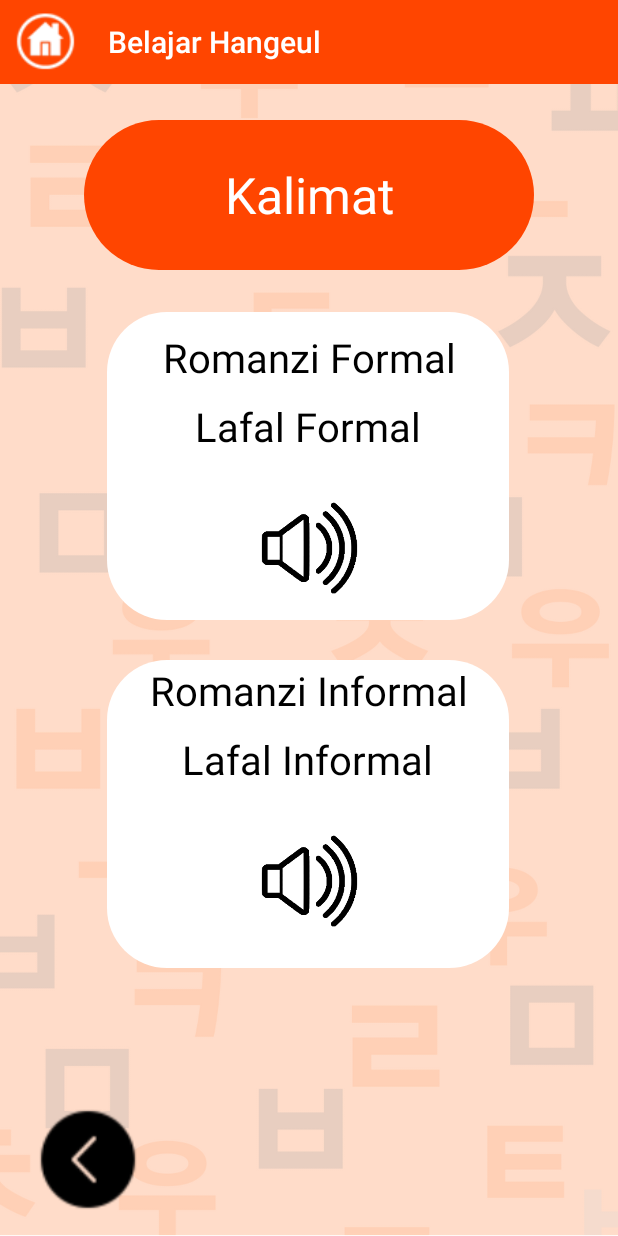
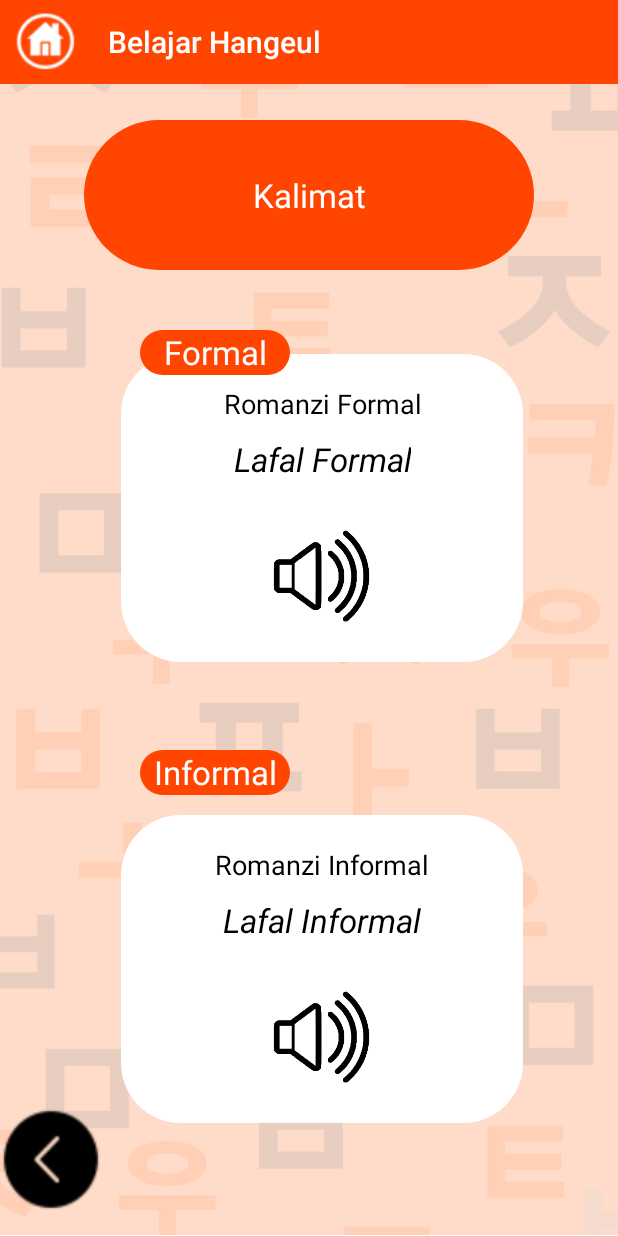
Before and after one commit to wirdakurnia/Deteksi-Hangeul, an Android app: the fragment FragmentSoundKalimat placed in its activity, on a phone screen of 412 x 824 dp. Run offline under Robolectric (Android 15) with nearby library versions, the phone set to English and light mode, and no system bars; our stand-ins replace Firebase (no records; nobody signed in at launch, a user with empty details on screens opened directly); 1 statement that could not run was skipped.

Commit message:
xml percakapan dasar dan alur menulis

```diff
--- a/app/src/main/res/layout/fragment_sound_kalimat.xml
+++ b/app/src/main/res/layout/fragment_sound_kalimat.xml
@@ -15,6 +15,7 @@
         android:background="?attr/colorPrimary"
         android:minHeight="?attr/actionBarSize"
         app:layout_constraintEnd_toEndOf="parent"
+        app:layout_constraintHorizontal_bias="0.0"
         app:layout_constraintStart_toStartOf="parent"
         app:layout_constraintTop_toTopOf="parent"
         app:titleTextColor="@android:color/white"></androidx.appcompat.widget.Toolbar>
@@ -27,7 +28,7 @@
         android:background="@drawable/back"
         app:layout_constraintBottom_toBottomOf="parent"
         app:layout_constraintEnd_toEndOf="parent"
-        app:layout_constraintHorizontal_bias="0.071"
+        app:layout_constraintHorizontal_bias="0.0"
         app:layout_constraintStart_toStartOf="parent" />
 
     <LinearLayout
@@ -48,99 +49,135 @@
             android:gravity="center"
             android:text="Kalimat"
             android:textColor="@color/white"
-            android:textSize="15pt" />
+            android:textSize="10pt" />
     </LinearLayout>
 
     <LinearLayout
+        android:id="@+id/layout"
+        android:layout_width="100dp"
+        android:layout_height="30dp"
+        android:layout_marginTop="220dp"
+        android:background="@drawable/button_pilih"
+        app:layout_constraintEnd_toEndOf="parent"
+        app:layout_constraintHorizontal_bias="0.3"
+        app:layout_constraintStart_toStartOf="parent"
+        app:layout_constraintTop_toTopOf="parent">
+
+        <TextView
+            android:id="@+id/txtFormalNama"
+            android:layout_width="match_parent"
+            android:layout_height="match_parent"
+            android:gravity="center"
+            android:text="Formal"
+            android:textColor="@color/white"
+            android:textSize="10pt" />
+    </LinearLayout>
+
+    <LinearLayout
+        android:id="@+id/layout2"
+        android:layout_width="100dp"
+        android:layout_height="30dp"
+        android:layout_marginTop="500dp"
+        android:background="@drawable/button_pilih"
+        app:layout_constraintEnd_toEndOf="parent"
+        app:layout_constraintHorizontal_bias="0.3"
+        app:layout_constraintStart_toStartOf="parent"
+        app:layout_constraintTop_toTopOf="parent">
+
+        <TextView
+            android:id="@+id/txtInformalNama"
+            android:layout_width="match_parent"
+            android:layout_height="match_parent"
+            android:gravity="center"
+            android:text="Informal"
+            android:textColor="@color/white"
+            android:textSize="10pt" />
+    </LinearLayout>
+
+    <LinearLayout
+        android:id="@+id/linearLayout3"
         android:layout_width="268dp"
         android:layout_height="205dp"
-        android:layout_marginTop="440dp"
         android:background="@drawable/kotak_putih"
         android:elevation="-5dp"
+        android:gravity="center"
+        android:orientation="vertical"
+        app:layout_constraintBottom_toBottomOf="parent"
         app:layout_constraintEnd_toEndOf="parent"
-        app:layout_constraintHorizontal_bias="0.496"
+        app:layout_constraintHorizontal_bias="0.559"
         app:layout_constraintStart_toStartOf="parent"
-        app:layout_constraintTop_toTopOf="parent"></LinearLayout>
+        app:layout_constraintTop_toBottomOf="@+id/linearLayout4"
+        app:layout_constraintVertical_bias="0.576">
+
+        <TextView
+            android:id="@+id/txtInformal"
+            android:layout_width="wrap_content"
+            android:layout_height="wrap_content"
+            android:text="Romanzi Informal"
+            android:textAlignment="center"
+            android:textColor="@color/black"
+            android:textSize="8pt" />
+
+        <TextView
+            android:id="@+id/txtLafalInformal"
+            android:layout_width="wrap_content"
+            android:layout_height="wrap_content"
+            android:layout_marginTop="10dp"
+            android:textStyle="italic"
+            android:text="Lafal Informal"
+            android:textAlignment="center"
+            android:textColor="@color/black"
+            android:textSize="10pt" />
+
+        <ImageButton
+            android:id="@+id/btnSoundInformal"
+            android:layout_width="70dp"
+            android:layout_height="70dp"
+            android:layout_marginTop="30dp"
+            android:background="@drawable/sound" />
+
+    </LinearLayout>
+
+    <LinearLayout
+        android:id="@+id/linearLayout4"
+        android:layout_width="268dp"
+        android:layout_height="205dp"
+        android:layout_marginTop="236dp"
+        android:background="@drawable/kotak_putih"
+        android:elevation="-5dp"
+        android:gravity="center"
+        android:orientation="vertical"
+        app:layout_constraintEnd_toEndOf="parent"
+        app:layout_constraintHorizontal_bias="0.559"
+        app:layout_constraintStart_toStartOf="parent"
+        app:layout_constraintTop_toTopOf="parent">
 
         <TextView
             android:id="@+id/txtFormal"
             android:layout_width="wrap_content"
             android:layout_height="wrap_content"
-        android:layout_marginTop="40dp"
             android:text="Romanzi Formal"
-        android:textSize="12pt"
+            android:textAlignment="center"
             android:textColor="@color/black"
-        app:layout_constraintEnd_toEndOf="parent"
-        app:layout_constraintStart_toStartOf="parent"
-        app:layout_constraintTop_toBottomOf="@+id/ln" />
+            android:textSize="8pt" />
 
         <TextView
             android:id="@+id/txtLafalFormal"
             android:layout_width="wrap_content"
             android:layout_height="wrap_content"
             android:layout_marginTop="10dp"
+            android:textStyle="italic"
             android:text="Lafal Formal"
-        android:textSize="12pt"
+            android:textAlignment="center"
             android:textColor="@color/black"
-        app:layout_constraintEnd_toEndOf="parent"
-        app:layout_constraintHorizontal_bias="0.497"
-        app:layout_constraintStart_toStartOf="parent"
-        app:layout_constraintTop_toBottomOf="@+id/txtFormal" />
+            android:textSize="10pt" />
 
         <ImageButton
             android:id="@+id/btnSoundFormal"
             android:layout_width="70dp"
             android:layout_height="70dp"
             android:layout_marginTop="30dp"
-        android:background="@drawable/sound"
-        app:layout_constraintEnd_toEndOf="parent"
-        app:layout_constraintStart_toStartOf="parent"
-        app:layout_constraintTop_toBottomOf="@+id/txtLafalFormal" />
-
-    <LinearLayout
-        android:layout_width="268dp"
-        android:layout_height="205dp"
-        android:layout_marginTop="208dp"
-        android:background="@drawable/kotak_putih"
-        android:elevation="-5dp"
-        app:layout_constraintEnd_toEndOf="parent"
-        app:layout_constraintHorizontal_bias="0.496"
-        app:layout_constraintStart_toStartOf="parent"
-        app:layout_constraintTop_toTopOf="parent"></LinearLayout>
-
-    <TextView
-        android:id="@+id/txtInformal"
-        android:layout_width="wrap_content"
-        android:layout_height="wrap_content"
-        android:layout_marginTop="40dp"
-        android:text="Romanzi Informal"
-        android:textSize="12pt"
-        android:textColor="@color/black"
-        app:layout_constraintEnd_toEndOf="parent"
-        app:layout_constraintStart_toStartOf="parent"
-        app:layout_constraintTop_toBottomOf="@+id/btnSoundFormal" />
-
-    <TextView
-        android:id="@+id/txtLafalInformal"
-        android:layout_width="wrap_content"
-        android:layout_height="wrap_content"
-        android:layout_marginTop="10dp"
-        android:text="Lafal Informal"
-        android:textSize="12pt"
-        android:textColor="@color/black"
-        app:layout_constraintEnd_toEndOf="parent"
-        app:layout_constraintHorizontal_bias="0.497"
-        app:layout_constraintStart_toStartOf="parent"
-        app:layout_constraintTop_toBottomOf="@+id/txtInformal" />
-
-    <ImageButton
-        android:id="@+id/btnSoundInformal"
-        android:layout_width="70dp"
-        android:layout_height="70dp"
-        android:layout_marginTop="30dp"
-        android:background="@drawable/sound"
-        app:layout_constraintEnd_toEndOf="parent"
-        app:layout_constraintStart_toStartOf="parent"
-        app:layout_constraintTop_toBottomOf="@+id/txtLafalInformal" />
+            android:background="@drawable/sound" />
+    </LinearLayout>
 
 </androidx.constraintlayout.widget.ConstraintLayout>
--- a/app/src/main/res/layout/fragment_tulis_hangul.xml
+++ b/app/src/main/res/layout/fragment_tulis_hangul.xml
@@ -51,15 +51,6 @@
             android:textSize="11pt" />
     </LinearLayout>
 
-    <ImageView
-        android:id="@+id/img_alur"
-        android:layout_width="90dp"
-        android:layout_height="60dp"
-        android:translationZ="10dp"
-        android:layout_marginStart="40dp"
-        app:layout_constraintStart_toStartOf="@+id/linearLayout2"
-        app:layout_constraintTop_toBottomOf="@+id/ln"></ImageView>
-
     <LinearLayout
         android:id="@+id/linearLayout2"
         android:layout_width="match_parent"
@@ -70,8 +61,8 @@
         android:paddingRight="10dp"
         android:paddingBottom="16dp"
         android:weightSum="1"
-        tools:layout_editor_absoluteX="0dp"
-        tools:layout_editor_absoluteY="-83dp">
+        tools:layout_editor_absoluteX="182dp"
+        tools:layout_editor_absoluteY="0dp">
 
         <RelativeLayout
             android:id="@+id/paintViewLayout"
@@ -79,6 +70,14 @@
             android:layout_height="0dp"
             android:layout_marginTop="170dp"
             android:layout_weight="1">
+
+            <ImageView
+                android:id="@+id/img_alur"
+                android:layout_width="90dp"
+                android:layout_height="60dp"
+                android:layout_marginStart="5dp"
+                android:layout_marginTop="5dp"
+                android:translationZ="10dp"></ImageView>
 
             <com.wirnin.hanguldetection.PaintView
                 android:id="@+id/paintView"
--- a/app/src/main/res/layout/item_kalimat.xml
+++ b/app/src/main/res/layout/item_kalimat.xml
@@ -5,6 +5,7 @@
     android:layout_width="360dp"
     android:layout_height="wrap_content"
     android:layout_marginLeft="20dp"
+    android:layout_marginRight="20dp"
     android:layout_marginTop="20dp"
     app:cardUseCompatPadding="true">
 
--- a/app/src/main/res/values/strings.xml
+++ b/app/src/main/res/values/strings.xml
@@ -10,4 +10,5 @@
 
     <!-- TODO: Remove or change this placeholder text -->
     <string name="hello_blank_fragment">Hello blank fragment</string>
+    <string name="romanzi_informal">Romanzi Informal</string>
 </resources>
```
Lines whose indentation alone changed are shown as unchanged.
